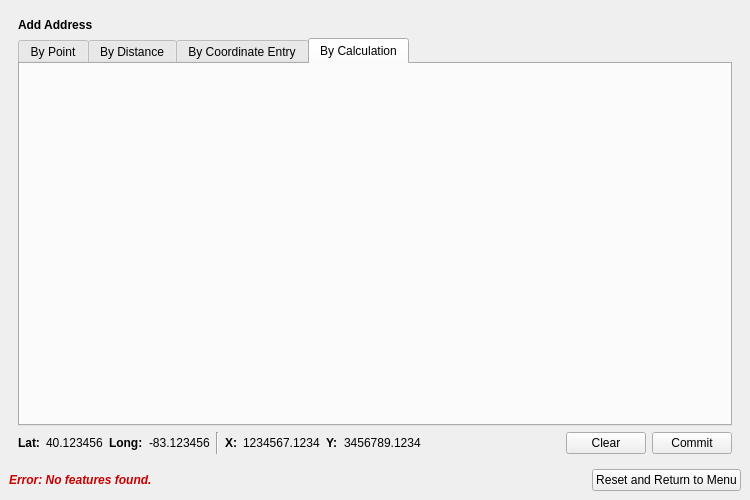
The window that lbrs_updater_dockwidget_base.ui (gisn8/LBRS_Updater) describes before a commit, drawn with Qt 5.
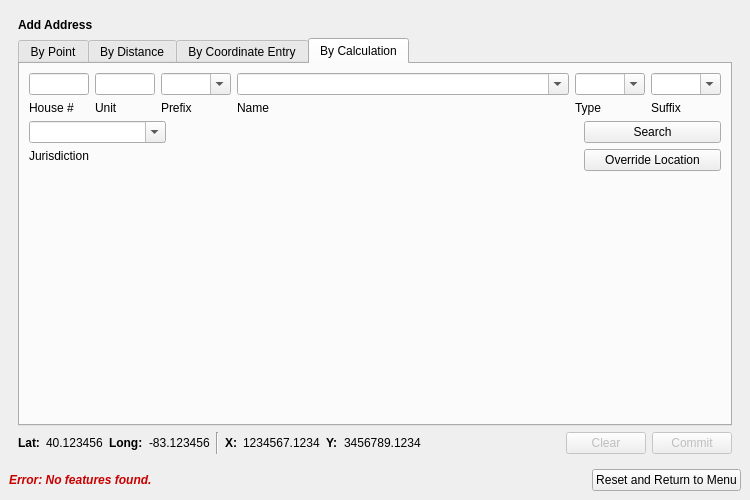
The same window after the commit. The open tabs and pages were chosen to show the change. Custom widgets are drawn as their Qt base class.

Commit message: Some tweaks and issues - Need to get field names more flexible. - Added to the other Add Address tabs - Organized code, however these will need further development to work with future features. Stand by.

```diff
--- a/lbrs_updater_dockwidget_base.ui
+++ b/lbrs_updater_dockwidget_base.ui
@@ -1285,6 +1285,270 @@
            <attribute name="title">
             <string>By Calculation</string>
            </attribute>
+           <layout class="QGridLayout" name="gridLayout_13">
+            <item row="0" column="0">
+             <layout class="QHBoxLayout" name="horizontalLayout_20" stretch="0,0,0,3,0,0">
+              <item>
+               <layout class="QVBoxLayout" name="verticalLayout_28">
+                <item>
+                 <widget class="QLineEdit" name="ln_SearchAddress_housenum_3">
+                  <property name="maximumSize">
+                   <size>
+                    <width>60</width>
+                    <height>16777215</height>
+                   </size>
+                  </property>
+                  <property name="text">
+                   <string/>
+                  </property>
+                 </widget>
+                </item>
+                <item>
+                 <widget class="QLabel" name="label_42">
+                  <property name="text">
+                   <string>House #</string>
+                  </property>
+                  <property name="alignment">
+                   <set>Qt::AlignLeading|Qt::AlignLeft|Qt::AlignTop</set>
+                  </property>
+                 </widget>
+                </item>
+               </layout>
+              </item>
+              <item>
+               <layout class="QVBoxLayout" name="verticalLayout_25">
+                <item>
+                 <widget class="QLineEdit" name="ln_SearchAddress_unitnum_3">
+                  <property name="maximumSize">
+                   <size>
+                    <width>60</width>
+                    <height>16777215</height>
+                   </size>
+                  </property>
+                  <property name="text">
+                   <string/>
+                  </property>
+                 </widget>
+                </item>
+                <item>
+                 <widget class="QLabel" name="label_39">
+                  <property name="text">
+                   <string>Unit</string>
+                  </property>
+                  <property name="alignment">
+                   <set>Qt::AlignLeading|Qt::AlignLeft|Qt::AlignTop</set>
+                  </property>
+                 </widget>
+                </item>
+               </layout>
+              </item>
+              <item>
+               <layout class="QVBoxLayout" name="verticalLayout_29">
+                <item>
+                 <widget class="QComboBox" name="cbo_SearchAddress_st_prefix_3">
+                  <property name="minimumSize">
+                   <size>
+                    <width>70</width>
+                    <height>0</height>
+                   </size>
+                  </property>
+                  <property name="maximumSize">
+                   <size>
+                    <width>70</width>
+                    <height>16777215</height>
+                   </size>
+                  </property>
+                  <property name="editable">
+                   <bool>true</bool>
+                  </property>
+                  <item>
+                   <property name="text">
+                    <string/>
+                   </property>
+                  </item>
+                 </widget>
+                </item>
+                <item>
+                 <widget class="QLabel" name="label_43">
+                  <property name="text">
+                   <string>Prefix</string>
+                  </property>
+                  <property name="alignment">
+                   <set>Qt::AlignLeading|Qt::AlignLeft|Qt::AlignTop</set>
+                  </property>
+                 </widget>
+                </item>
+               </layout>
+              </item>
+              <item>
+               <layout class="QVBoxLayout" name="verticalLayout_23">
+                <item>
+                 <widget class="QComboBox" name="cbo_SearchAddress_st_name_3">
+                  <property name="editable">
+                   <bool>true</bool>
+                  </property>
+                 </widget>
+                </item>
+                <item>
+                 <widget class="QLabel" name="label_37">
+                  <property name="text">
+                   <string>Name</string>
+                  </property>
+                  <property name="alignment">
+                   <set>Qt::AlignLeading|Qt::AlignLeft|Qt::AlignTop</set>
+                  </property>
+                 </widget>
+                </item>
+               </layout>
+              </item>
+              <item>
+               <layout class="QVBoxLayout" name="verticalLayout_27">
+                <item>
+                 <widget class="QComboBox" name="cbo_SearchAddress_st_type_3">
+                  <property name="minimumSize">
+                   <size>
+                    <width>70</width>
+                    <height>0</height>
+                   </size>
+                  </property>
+                  <property name="maximumSize">
+                   <size>
+                    <width>70</width>
+                    <height>16777215</height>
+                   </size>
+                  </property>
+                  <property name="editable">
+                   <bool>true</bool>
+                  </property>
+                  <item>
+                   <property name="text">
+                    <string/>
+                   </property>
+                  </item>
+                 </widget>
+                </item>
+                <item>
+                 <widget class="QLabel" name="label_41">
+                  <property name="text">
+                   <string>Type</string>
+                  </property>
+                  <property name="alignment">
+                   <set>Qt::AlignLeading|Qt::AlignLeft|Qt::AlignTop</set>
+                  </property>
+                 </widget>
+                </item>
+               </layout>
+              </item>
+              <item>
+               <layout class="QVBoxLayout" name="verticalLayout_26">
+                <item>
+                 <widget class="QComboBox" name="cbo_SearchAddress_st_suffix_3">
+                  <property name="minimumSize">
+                   <size>
+                    <width>70</width>
+                    <height>0</height>
+                   </size>
+                  </property>
+                  <property name="maximumSize">
+                   <size>
+                    <width>70</width>
+                    <height>16777215</height>
+                   </size>
+                  </property>
+                  <property name="editable">
+                   <bool>true</bool>
+                  </property>
+                  <item>
+                   <property name="text">
+                    <string/>
+                   </property>
+                  </item>
+                 </widget>
+                </item>
+                <item>
+                 <widget class="QLabel" name="label_40">
+                  <property name="text">
+                   <string>Suffix</string>
+                  </property>
+                  <property name="alignment">
+                   <set>Qt::AlignLeading|Qt::AlignLeft|Qt::AlignTop</set>
+                  </property>
+                 </widget>
+                </item>
+               </layout>
+              </item>
+             </layout>
+            </item>
+            <item row="1" column="0">
+             <layout class="QHBoxLayout" name="horizontalLayout_21" stretch="1,3,1">
+              <item>
+               <layout class="QVBoxLayout" name="verticalLayout_24">
+                <item>
+                 <widget class="QComboBox" name="cbo_SearchAddress_comm_3">
+                  <property name="editable">
+                   <bool>true</bool>
+                  </property>
+                 </widget>
+                </item>
+                <item>
+                 <widget class="QLabel" name="label_38">
+                  <property name="text">
+                   <string>Jurisdiction</string>
+                  </property>
+                  <property name="alignment">
+                   <set>Qt::AlignLeading|Qt::AlignLeft|Qt::AlignTop</set>
+                  </property>
+                 </widget>
+                </item>
+               </layout>
+              </item>
+              <item>
+               <spacer name="horizontalSpacer_10">
+                <property name="orientation">
+                 <enum>Qt::Horizontal</enum>
+                </property>
+                <property name="sizeHint" stdset="0">
+                 <size>
+                  <width>40</width>
+                  <height>20</height>
+                 </size>
+                </property>
+               </spacer>
+              </item>
+              <item>
+               <layout class="QVBoxLayout" name="verticalLayout_31">
+                <item>
+                 <widget class="QPushButton" name="pushButton">
+                  <property name="text">
+                   <string>Search</string>
+                  </property>
+                 </widget>
+                </item>
+                <item>
+                 <widget class="QPushButton" name="pushButton_2">
+                  <property name="text">
+                   <string>Override Location</string>
+                  </property>
+                 </widget>
+                </item>
+               </layout>
+              </item>
+             </layout>
+            </item>
+            <item row="2" column="0">
+             <spacer name="verticalSpacer_5">
+              <property name="orientation">
+               <enum>Qt::Vertical</enum>
+              </property>
+              <property name="sizeHint" stdset="0">
+               <size>
+                <width>20</width>
+                <height>40</height>
+               </size>
+              </property>
+             </spacer>
+            </item>
+           </layout>
           </widget>
          </widget>
         </item>
@@ -1435,7 +1699,10 @@
            </spacer>
           </item>
           <item>
-           <widget class="QPushButton" name="pushButton_4">
+           <widget class="QPushButton" name="btn_AddAddressByPoint_Clear">
+            <property name="enabled">
+             <bool>false</bool>
+            </property>
             <property name="text">
              <string>Clear</string>
             </property>
@@ -1443,6 +1710,9 @@
           </item>
           <item>
            <widget class="QPushButton" name="btn_AddAddressByPoint_Commit">
+            <property name="enabled">
+             <bool>false</bool>
+            </property>
             <property name="text">
              <string>Commit</string>
             </property>
```
Left out of the diff: 429 changed lines with no effect on the pictures. The commit also changes 1 other file.
